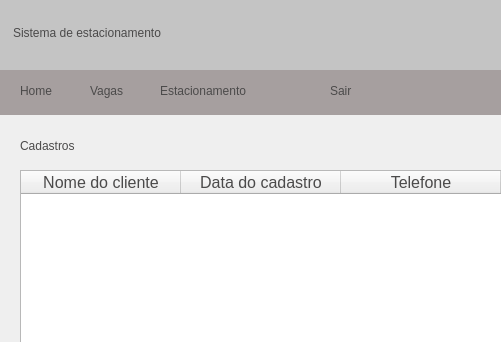
This is docs/funcionario/cadastros_funcionario.ui in TrabalhoN2/Estacionamento as Qt 5 draws it before an edit; both pictures show x 0 to 501 and y 0 to 342 of the 1000 by 650 pixel window. The edited form follows.
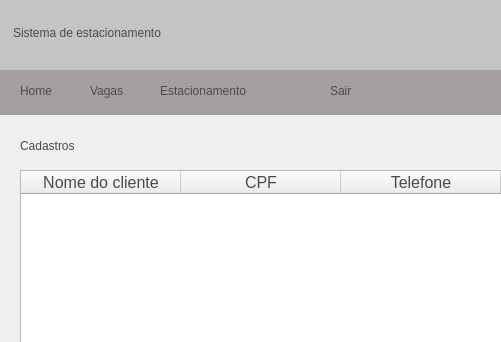
This is the edited form. Icons and pictures are not drawn.

Commit message: Ajuste no documento cadastros_funcionario.ui

The edit to the form file:
```diff
--- a/docs/funcionario/cadastros_funcionario.ui
+++ b/docs/funcionario/cadastros_funcionario.ui
@@ -250,7 +250,7 @@
     </column>
     <column>
      <property name="text">
-      <string>Data do cadastro</string>
+      <string>CPF</string>
      </property>
      <property name="font">
       <font>
```
The commit also changes 1 other file.
